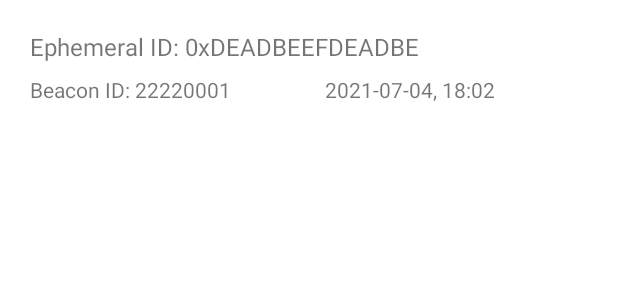
After one commit to ubc-systopia/pancast-android, an Android app: the layout individual_entry.xml on its own in the app's theme, with its tools: preview values and no code run, on a phone screen of 412 x 824 dp. The commit adds this screen. Shown: the top 300 px of the screen. Run offline under Robolectric (Android 15) with nearby library versions, the phone set to English and light mode, and no system bars.

Commit message:
connecting UI...

```diff
--- a/app/build.gradle
+++ b/app/build.gradle
@@ -10,7 +10,7 @@ android {
 
     defaultConfig {
         applicationId "com.pancast.dongle"
-        minSdkVersion 16
+        minSdkVersion 21
         targetSdkVersion 30
         versionCode 1
         versionName "1.0"
--- a/app/src/main/AndroidManifest.xml
+++ b/app/src/main/AndroidManifest.xml
@@ -3,6 +3,7 @@
     package="com.pancast.dongle">
 
     <uses-permission android:name="android.permission.BLUETOOTH" />
+    <uses-permission android:name="android.permission.BLUETOOTH_SCAN" />
     <uses-permission android:name="android.permission.BLUETOOTH_ADMIN" />
     <uses-permission android:name="android.permission.ACCESS_FINE_LOCATION" />
     <uses-permission android:name="android.permission.FOREGROUND_SERVICE"/>
--- a/app/src/main/java/com/pancast/dongle/data/EntryViewModel.kt
+++ b/app/src/main/java/com/pancast/dongle/data/EntryViewModel.kt
@@ -9,7 +9,7 @@ import kotlinx.coroutines.launch
 
 class EntryViewModel(application: Application): AndroidViewModel(application) {
     private val repository: EntryRepository
-    private val entries: LiveData<List<Entry>>
+    val entries: LiveData<List<Entry>>
 
     init {
         val entryDao = EntryDatabase.getDatabase(application).entryDao()
--- a/app/src/main/java/com/pancast/dongle/utilities/Constants.kt
+++ b/app/src/main/java/com/pancast/dongle/utilities/Constants.kt
@@ -6,8 +6,10 @@ object Constants {
     const val WEB_PROTOCOL = "https"
     const val BACKEND_ADDR = "pancast.cs.ubc.ca"
     const val BACKEND_PORT = "443"
-    const val ENCOUNTER_TIME_TRESHOLD = 5
+    const val ENCOUNTER_TIME_THRESHOLD = 5
     const val LOCATION_FINE_PERM = Manifest.permission.ACCESS_FINE_LOCATION
+    const val MILLISECONDS_IN_SECOND = 1000
+    const val SECONDS_IN_MINUTE = 60
 }
 
 enum class RequestType {
--- /dev/null
+++ b/app/src/main/res/layout/individual_entry.xml
@@ -0,0 +1,37 @@
+<?xml version="1.0" encoding="utf-8"?>
+<androidx.constraintlayout.widget.ConstraintLayout xmlns:android="http://schemas.android.com/apk/res/android"
+    xmlns:app="http://schemas.android.com/apk/res-auto"
+    xmlns:tools="http://schemas.android.com/tools"
+    android:layout_width="match_parent"
+    android:layout_height="wrap_content"
+    android:padding="20sp">
+
+    <TextView
+        android:id="@+id/item_date"
+        android:layout_width="wrap_content"
+        android:layout_height="wrap_content"
+        android:text="2021-07-04, 18:02"
+        android:textSize="14sp"
+        app:layout_constraintEnd_toEndOf="parent"
+        app:layout_constraintStart_toEndOf="@+id/item_beacon_id"
+        app:layout_constraintTop_toTopOf="@+id/item_beacon_id" />
+
+    <TextView
+        android:id="@+id/item_eph_id"
+        android:layout_width="wrap_content"
+        android:layout_height="wrap_content"
+        android:text="Ephemeral ID: 0xDEADBEEFDEADBE"
+        android:textSize="16sp"
+        app:layout_constraintStart_toStartOf="parent"
+        app:layout_constraintTop_toTopOf="parent" />
+
+    <TextView
+        android:id="@+id/item_beacon_id"
+        android:layout_width="wrap_content"
+        android:layout_height="wrap_content"
+        android:layout_marginTop="8dp"
+        android:text="Beacon ID: 22220001"
+        app:layout_constraintStart_toStartOf="parent"
+        app:layout_constraintTop_toBottomOf="@+id/item_eph_id" />
+
+</androidx.constraintlayout.widget.ConstraintLayout>
--- a/app/src/main/res/navigation/app_nav.xml
+++ b/app/src/main/res/navigation/app_nav.xml
@@ -7,7 +7,7 @@
 
     <fragment
         android:id="@+id/storageFragment"
-        android:name="com.pancast.dongle.fragments.StorageFragment"
+        android:name="com.pancast.dongle.fragments.storage.StorageFragment"
         android:label="Encounter History"
         tools:layout="@layout/fragment_storage" >
         <action
@@ -28,7 +28,7 @@
     </fragment>
     <fragment
         android:id="@+id/uploadFragment"
-        android:name="com.pancast.dongle.fragments.UploadFragment"
+        android:name="com.pancast.dongle.fragments.upload.UploadFragment"
         android:label="Upload Encounter History"
         tools:layout="@layout/fragment_upload" >
         <action
```
Also changed, not shown: app/src/main/java/com/pancast/dongle/BluetoothActivity.kt (+1 -73 lines), app/src/main/java/com/pancast/dongle/fragments/home/EntryHandler.kt (+19 -4 lines), app/src/main/java/com/pancast/dongle/fragments/home/HomeFragment.kt (+19 -0 lines), app/src/main/java/com/pancast/dongle/fragments/home/Scanner.kt (+9 -28 lines), app/src/main/java/com/pancast/dongle/fragments/storage/StorageAdapter.kt (added, +40 -0 lines), app/src/main/java/com/pancast/dongle/fragments/storage/StorageFragment.kt (+20 -0 lines), app/src/main/java/com/pancast/dongle/fragments/upload/UploadFragment.kt (+12 -3 lines), app/src/main/java/com/pancast/dongle/utilities/Util.kt (+12 -5 lines).
